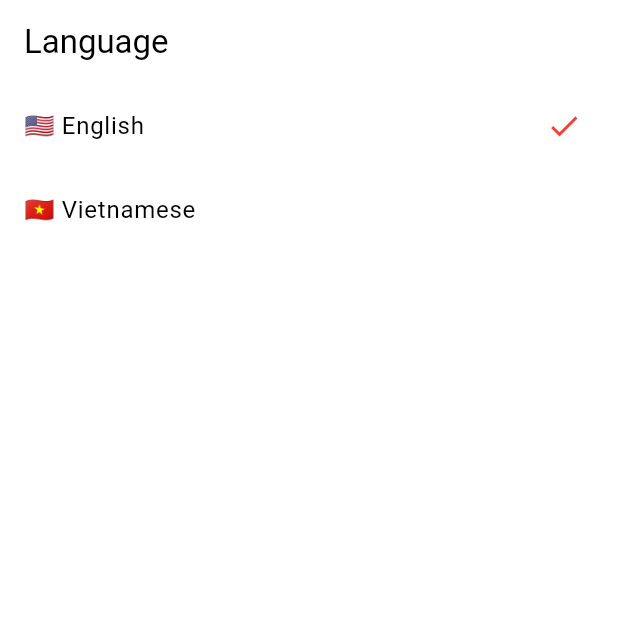
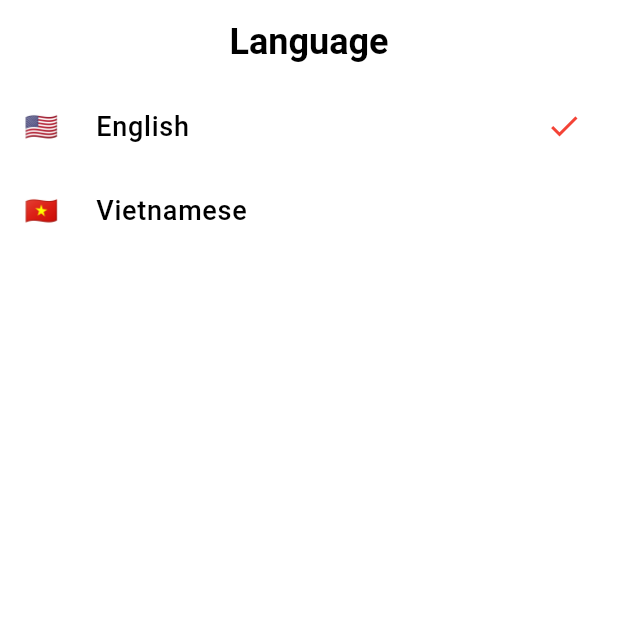
Before and after one commit to sanggit999/cineverse_app, a Flutter app: the LanguagePage screen opened by its route, on a phone screen of 412 x 824 dp, the top half of it. Run offline on Flutter 3.47's test engine with Material 3 defaults, Android fonts, the light colour scheme and no system bars; our stand-ins replace flutter_bloc, go_router, google_fonts, shared_preferences; accounts and stored records are empty.

Commit message:
Sử dụng font chữ Roboto

```diff
--- a/lib/presentation/language/page/language_page.dart
+++ b/lib/presentation/language/page/language_page.dart
@@ -2,32 +2,50 @@ import 'package:cineverse_app/l10n/app_localizations.dart';
 import 'package:cineverse_app/presentation/language/bloc/language_cubit.dart';
 import 'package:flutter/material.dart';
 import 'package:flutter_bloc/flutter_bloc.dart';
+import 'package:google_fonts/google_fonts.dart';
 
 class LanguagePage extends StatelessWidget {
   const LanguagePage({super.key});
 
   @override
   Widget build(BuildContext context) {
-    final currentLocale = context.read<LanguageCubit>().state;
+    final currentLocale = context.watch<LanguageCubit>().state;
+
     final localizations = AppLocalizations.of(context)!;
 
     final languagues = [
-      {'locale': const Locale('en'), 'name': '🇺🇸 ${localizations.english}'},
+      {
+        'locale': const Locale('en'),
+        'name': '🇺🇸     ${localizations.english}',
+      },
       {
         'locale': const Locale('vi'),
-        'name': '🇻🇳 ${localizations.vietnamese}',
+        'name': '🇻🇳     ${localizations.vietnamese}',
       },
     ];
 
     return Scaffold(
-      appBar: AppBar(title: Text(localizations.title)),
+      appBar: AppBar(
+        centerTitle: true,
+        title: Text(
+          localizations.title,
+          style: GoogleFonts.roboto(fontSize: 24, fontWeight: FontWeight.bold),
+        ),
+        backgroundColor: Colors.transparent,
+      ),
       body: ListView.builder(
         itemCount: languagues.length,
         itemBuilder: (_, index) {
           final language = languagues[index];
           final isSelected = language['locale'] == currentLocale;
           return ListTile(
-            title: Text(language['name'] as String),
+            title: Text(
+              language['name'] as String,
+              style: GoogleFonts.roboto(
+                fontSize: 18,
+                fontWeight: FontWeight.w500,
+              ),
+            ),
             trailing:
                 isSelected ? const Icon(Icons.check, color: Colors.red) : null,
             onTap: () {
--- a/lib/router/router.dart
+++ b/lib/router/router.dart
@@ -19,8 +19,7 @@ final router = GoRouter(
   navigatorKey: _rootNavigatorKey,
   initialLocation: Routes.splash,
   routes: [
-
-   //
+    //
     GoRoute(
       path: Routes.language,
       builder: (context, state) {
--- a/pubspec.yaml
+++ b/pubspec.yaml
@@ -20,6 +20,7 @@ dependencies:
   go_router: ^15.1.2
   intl: ^0.20.2
   shared_preferences: ^2.5.3
+  google_fonts: ^6.2.1
 dev_dependencies:
   flutter_test:
     sdk: flutter
```
Also changed, not shown: pubspec.lock, 1 other file.
